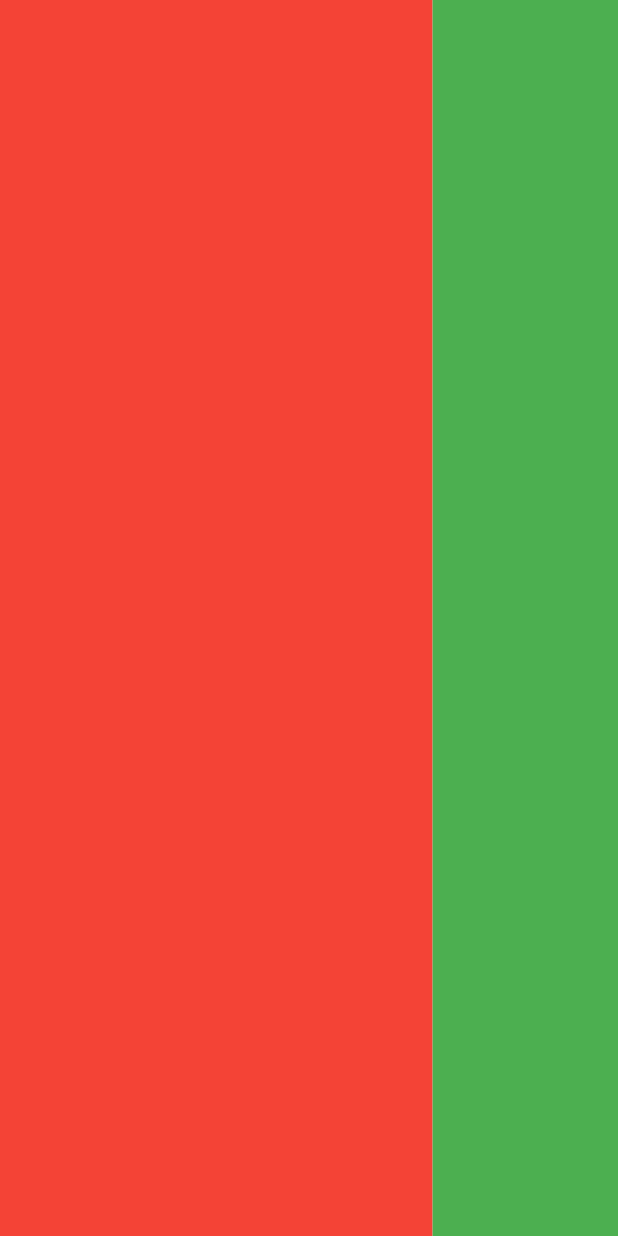
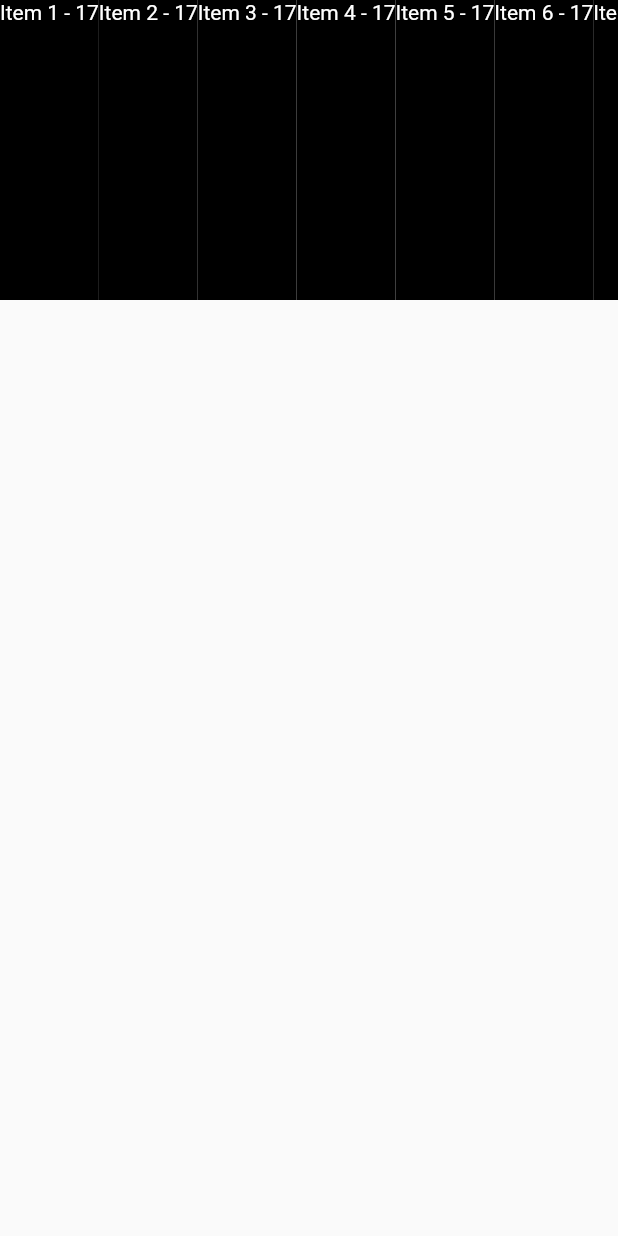
Before and after one commit to pabriciofreitas/aula-3, a Flutter app: the screen it shows after launch, on a phone screen of 412 x 824 dp. Run offline on Flutter 3.47's test engine with Material 2 defaults, Android fonts, the phone set to English and light mode, and no system bars; our stand-ins replace google_fonts.

Commit message:
feat: usando listview

```diff
--- a/lib/ui/pages/home_page.dart
+++ b/lib/ui/pages/home_page.dart
@@ -8,26 +8,30 @@ class HomePage extends StatelessWidget {
     return Scaffold(
         body: SafeArea(
       child: Container(
+        height: 200,
         color: Colors.white,
-        child: LayoutBuilder(
-            //Para defenir se é celular ou tablet ou pc // pq da row que n faz
-            builder: (context, constrainst) => Row(children: [
-                  Container(
-                    child: LayoutBuilder(
-                      builder: (context, constrainst2) => Container(
-                        width: constrainst2.maxWidth * 0.5,
-                      ),
-                    ),
-                    color: Colors.red,
-                    width: constrainst.maxWidth *
-                        0.7, //pegando altura máxima width: constrainst.maxWidth * 0.1,
-                  ),
-                  Container(
-                    color: Colors.green,
-                    width: constrainst.maxWidth *
-                        0.3, //pegando altura máxima width: constrainst.maxWidth * 0.1,
-                  ),
-                ])),
+        child: ListView.separated(
+          physics: const BouncingScrollPhysics(),
+          //reverse: true,
+          scrollDirection: Axis.horizontal,
+
+          itemBuilder: (context, index) {
+            final String text = "Item ${index + 1}";
+            final String date = DateTime.now().day.toString();
+            return Container(
+              color: Colors.black,
+              height: 200,
+              child: Text(
+                "$text - $date",
+                style: TextStyle(color: Colors.white),
+              ),
+            );
+          },
+          separatorBuilder: (context, index) => const SizedBox(
+            height: 16,
+          ),
+          itemCount: 10,
+        ),
       ),
     ));
   }
```
